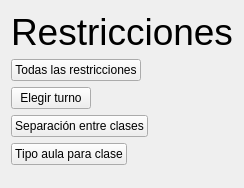
Above: Aplicacion/interfaces/Ui/restrictionsCl.ui from nestorgranado/URJC-TFG-Aplicacion-para-la-gestion-de-horarios-y-examenes-en-la-universidad before the change. Below: the same form after it.
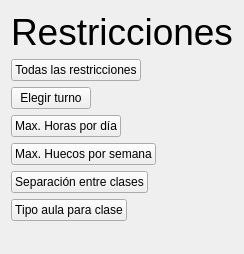
That is the form after the change.

Diff of the .ui file:
```diff
--- a/Aplicacion/interfaces/Ui/restrictionsCl.ui
+++ b/Aplicacion/interfaces/Ui/restrictionsCl.ui
@@ -7,7 +7,7 @@
     <x>0</x>
     <y>0</y>
     <width>236</width>
-    <height>188</height>
+    <height>254</height>
    </rect>
   </property>
   <property name="windowTitle">
@@ -33,14 +33,14 @@
      </property>
     </widget>
    </item>
-   <item row="3" column="0">
+   <item row="5" column="0">
     <widget class="QPushButton" name="separacion">
      <property name="text">
       <string>Separación entre clases</string>
      </property>
     </widget>
    </item>
-   <item row="4" column="0">
+   <item row="6" column="0">
     <widget class="QPushButton" name="tipoAula">
      <property name="text">
       <string>Tipo aula para clase</string>
@@ -54,6 +54,20 @@
      </property>
     </widget>
    </item>
+   <item row="3" column="0">
+    <widget class="QPushButton" name="horasDia">
+     <property name="text">
+      <string>Max. Horas por día</string>
+     </property>
+    </widget>
+   </item>
+   <item row="4" column="0">
+    <widget class="QPushButton" name="huecosSemana">
+     <property name="text">
+      <string>Max. Huecos por semana</string>
+     </property>
+    </widget>
+   </item>
   </layout>
  </widget>
  <resources/>
```
